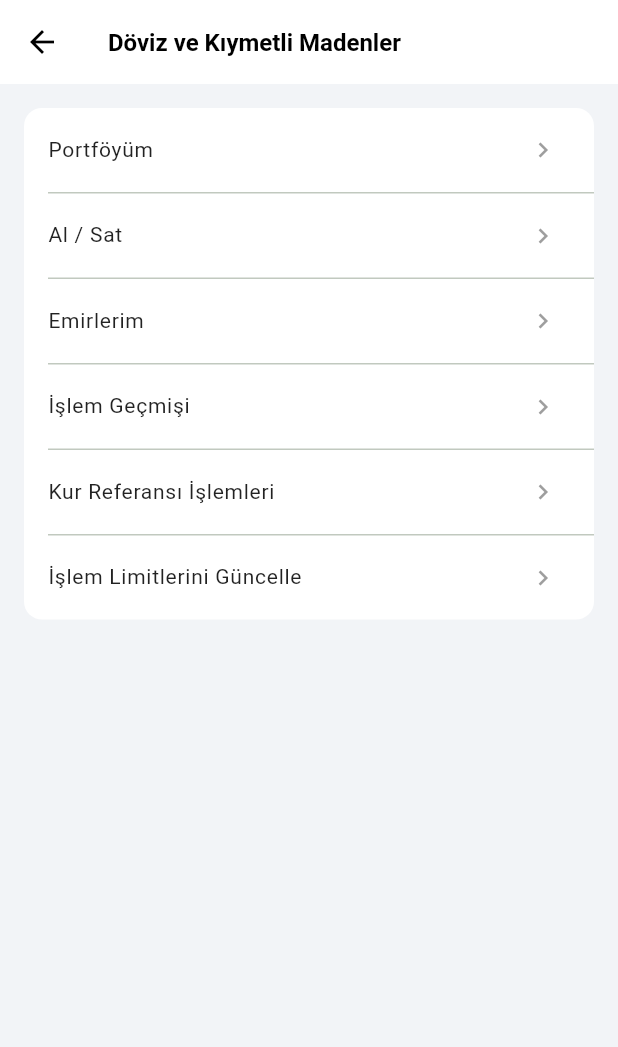
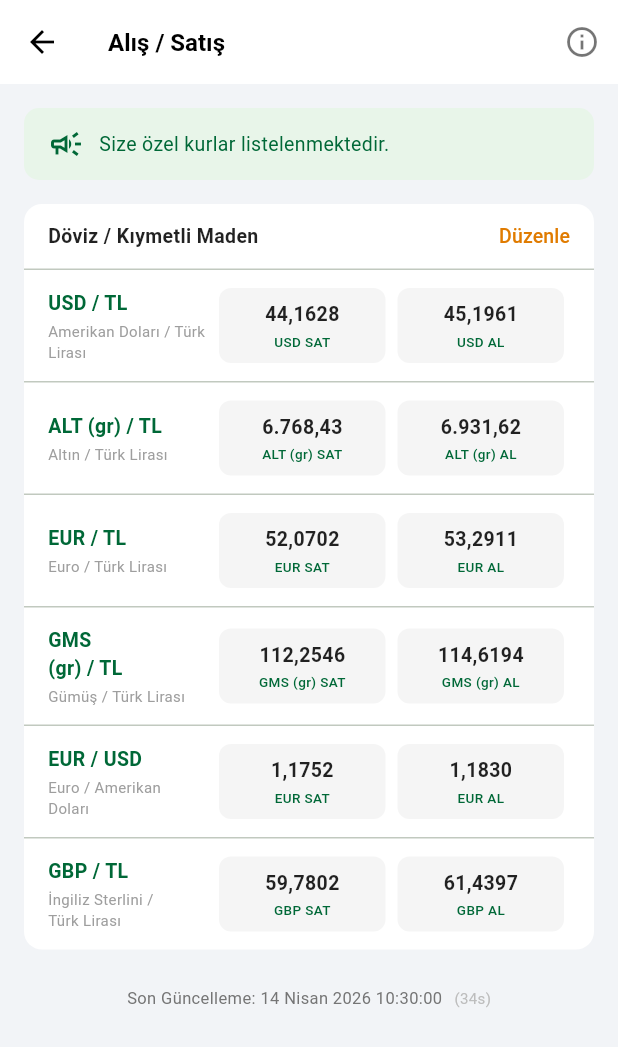
Before and after one commit to busrracnr/bankAPI, a Flutter app: the DovizKiymetliMadenlerScreen screen opened directly, after a tap on "Al / Sat", on a phone screen of 412 x 824 dp. Shown: the top 1047 px of the screen. Run offline on Flutter 3.47's test engine with Material 3 defaults, Android fonts, the phone set to English and light mode, and no system bars; our stand-ins replace flutter_riverpod.

Commit message:
feat: Alış/Satış ekranı eklendi, canlı güncelleme sayacı ile

```diff
--- /dev/null
+++ b/lib/source/investment/sub/alis_satis_screen.dart
@@ -0,0 +1,373 @@
+import 'dart:async';
+import 'dart:math';
+import 'package:flutter/material.dart';
+
+class _KurItem {
+  final String pair;
+  final String subtitle;
+  final String satLabel;
+  final String alLabel;
+  final String satValue;
+  final String alValue;
+
+  const _KurItem({
+    required this.pair,
+    required this.subtitle,
+    required this.satLabel,
+    required this.alLabel,
+    required this.satValue,
+    required this.alValue,
+  });
+}
+
+class AlisSatisScreen extends StatefulWidget {
+  const AlisSatisScreen({super.key});
+
+  @override
+  State<AlisSatisScreen> createState() => _AlisSatisScreenState();
+}
+
+class _AlisSatisScreenState extends State<AlisSatisScreen>
+    with SingleTickerProviderStateMixin {
+  static const Color _green = Color(0xFF006837);
+  static const Color _orange = Color(0xFFE07B00);
+
+  late DateTime _lastUpdate;
+  Timer? _tickTimer;
+  int _countdown = 0;
+  bool _justRefreshed = false;
+  late AnimationController _flashController;
+  late Animation<Color?> _flashColor;
+
+  @override
+  void initState() {
+    super.initState();
+    _lastUpdate = DateTime.now();
+    _flashController = AnimationController(
+      vsync: this,
+      duration: const Duration(milliseconds: 800),
+    );
+    _flashColor = ColorTween(
+      begin: const Color(0xFFB9F6CA),
+      end: Colors.transparent,
+    ).animate(CurvedAnimation(parent: _flashController, curve: Curves.easeOut));
+    _resetCountdown();
+    _tickTimer = Timer.periodic(const Duration(seconds: 1), _onTick);
+  }
+
+  void _resetCountdown() {
+    _countdown = 30 + Random().nextInt(11); // 30-40 saniye
+  }
+
+  void _onTick(Timer _) {
+    if (!mounted) return;
+    setState(() {
+      _countdown--;
+      if (_countdown <= 0) {
+        _lastUpdate = DateTime.now();
+        _justRefreshed = true;
+        _flashController.forward(from: 0).then((_) {
+          if (mounted) setState(() => _justRefreshed = false);
+        });
+        _resetCountdown();
+      }
+    });
+  }
+
+  @override
+  void dispose() {
+    _tickTimer?.cancel();
+    _flashController.dispose();
+    super.dispose();
+  }
+
+  String _formatDate(DateTime dt) {
+    const months = [
+      'Ocak', 'Şubat', 'Mart', 'Nisan', 'Mayıs', 'Haziran',
+      'Temmuz', 'Ağustos', 'Eylül', 'Ekim', 'Kasım', 'Aralık'
+    ];
+    final day = dt.day;
+    final month = months[dt.month - 1];
+    final year = dt.year;
+    final h = dt.hour.toString().padLeft(2, '0');
+    final m = dt.minute.toString().padLeft(2, '0');
+    final s = dt.second.toString().padLeft(2, '0');
+    return '$day $month $year $h:$m:$s';
+  }
+
+  static const List<_KurItem> _kurlar = [
+    _KurItem(
+      pair: 'USD / TL',
+      subtitle: 'Amerikan Doları / Türk Lirası',
+      satLabel: 'USD SAT',
+      alLabel: 'USD AL',
+      satValue: '44,1628',
+      alValue: '45,1961',
+    ),
+    _KurItem(
+      pair: 'ALT (gr) / TL',
+      subtitle: 'Altın / Türk Lirası',
+      satLabel: 'ALT (gr) SAT',
+      alLabel: 'ALT (gr) AL',
+      satValue: '6.768,43',
+      alValue: '6.931,62',
+    ),
+    _KurItem(
+      pair: 'EUR / TL',
+      subtitle: 'Euro / Türk Lirası',
+      satLabel: 'EUR SAT',
+      alLabel: 'EUR AL',
+      satValue: '52,0702',
+      alValue: '53,2911',
+    ),
+    _KurItem(
+      pair: 'GMS\n(gr) / TL',
+      subtitle: 'Gümüş / Türk Lirası',
+      satLabel: 'GMS (gr) SAT',
+      alLabel: 'GMS (gr) AL',
+      satValue: '112,2546',
+      alValue: '114,6194',
+    ),
+    _KurItem(
+      pair: 'EUR / USD',
+      subtitle: 'Euro / Amerikan\nDoları',
+      satLabel: 'EUR SAT',
+      alLabel: 'EUR AL',
+      satValue: '1,1752',
+      alValue: '1,1830',
+    ),
+    _KurItem(
+      pair: 'GBP / TL',
+      subtitle: 'İngiliz Sterlini /\nTürk Lirası',
+      satLabel: 'GBP SAT',
+      alLabel: 'GBP AL',
+      satValue: '59,7802',
+      alValue: '61,4397',
+    ),
+  ];
+
+  @override
+  Widget build(BuildContext context) {
+    return Scaffold(
+      backgroundColor: const Color(0xFFF2F4F7),
+      appBar: AppBar(
+        backgroundColor: Colors.white,
+        elevation: 0,
+        leading: const BackButton(color: Colors.black),
+        title: const Text(
+          'Alış / Satış',
+          style: TextStyle(fontSize: 16, color: Colors.black, fontWeight: FontWeight.bold),
+        ),
+        actions: [
+          IconButton(
+            icon: const Icon(Icons.info_outline, color: Colors.black54),
+            onPressed: () {},
+          ),
+        ],
+      ),
+      body: ListView(
+        padding: const EdgeInsets.all(16),
+        children: [
+          // Banner
+          Container(
+            padding: const EdgeInsets.symmetric(horizontal: 16, vertical: 12),
+            decoration: BoxDecoration(
+              color: const Color(0xFFE8F5E9),
+              borderRadius: BorderRadius.circular(10),
+            ),
+            child: Row(
+              children: const [
+                Icon(Icons.campaign_outlined, color: _green),
+                SizedBox(width: 10),
+                Expanded(
+                  child: Text(
+                    'Size özel kurlar listelenmektedir.',
+                    style: TextStyle(color: _green, fontSize: 13),
+                  ),
+                ),
+              ],
+            ),
+          ),
+          const SizedBox(height: 16),
+          // Kur listesi
+          Container(
+            decoration: BoxDecoration(
+              color: Colors.white,
+              borderRadius: BorderRadius.circular(12),
+            ),
+            child: Column(
+              children: [
+                // Başlık satırı
+                Padding(
+                  padding: const EdgeInsets.symmetric(horizontal: 16, vertical: 12),
+                  child: Row(
+                    children: [
+                      const Expanded(
+                        child: Text(
+                          'Döviz / Kıymetli Maden',
+                          style: TextStyle(fontSize: 13, fontWeight: FontWeight.w600, color: Colors.black87),
+                        ),
+                      ),
+                      TextButton(
+                        onPressed: () {},
+                        style: TextButton.styleFrom(
+                          minimumSize: Size.zero,
+                          padding: EdgeInsets.zero,
+                          tapTargetSize: MaterialTapTargetSize.shrinkWrap,
+                        ),
+                        child: const Text(
+                          'Düzenle',
+                          style: TextStyle(color: _orange, fontSize: 13, fontWeight: FontWeight.w500),
+                        ),
+                      ),
+                    ],
+                  ),
+                ),
+                const Divider(height: 1),
+                // Kur satırları
+                ..._kurlar.asMap().entries.map((entry) {
+                  final i = entry.key;
+                  final item = entry.value;
+                  return Column(
+                    children: [
+                      _buildKurRow(item),
+                      if (i < _kurlar.length - 1) const Divider(height: 1),
+                    ],
+                  );
+                }),
+              ],
+            ),
+          ),
+          const SizedBox(height: 16),
+          // Son güncelleme
+          AnimatedBuilder(
+            animation: _flashColor,
+            builder: (context, child) {
+              return Container(
+                padding: const EdgeInsets.symmetric(horizontal: 12, vertical: 8),
+                decoration: BoxDecoration(
+                  color: _justRefreshed
+                      ? (_flashColor.value ?? Colors.transparent)
+                      : Colors.transparent,
+                  borderRadius: BorderRadius.circular(8),
+                ),
+                child: child,
+              );
+            },
+            child: Row(
+              mainAxisAlignment: MainAxisAlignment.center,
+              children: [
+                if (_justRefreshed)
+                  const Padding(
+                    padding: EdgeInsets.only(right: 6),
+                    child: SizedBox(
+                      width: 11,
+                      height: 11,
+                      child: CircularProgressIndicator(
+                        strokeWidth: 1.5,
+                        color: Color(0xFF006837),
+                      ),
+                    ),
+                  ),
+                Text(
+                  'Son Güncelleme: ${_formatDate(_lastUpdate)}',
+                  style: TextStyle(
+                    fontSize: 11,
+                    color: _justRefreshed ? _green : Colors.grey.shade600,
+                    fontWeight: _justRefreshed ? FontWeight.w600 : FontWeight.normal,
+                  ),
+                ),
+                const SizedBox(width: 8),
+                Text(
+                  '(${_countdown}s)',
+                  style: TextStyle(fontSize: 10, color: Colors.grey.shade400),
+                ),
+              ],
+            ),
+          ),
+        ],
+      ),
+    );
+  }
+
+  Widget _buildKurRow(_KurItem item) {
+    return Padding(
+      padding: const EdgeInsets.symmetric(horizontal: 16, vertical: 12),
+      child: Row(
+        crossAxisAlignment: CrossAxisAlignment.center,
+        children: [
+          // Pair name + subtitle
+          SizedBox(
+            width: 110,
+            child: Column(
+              crossAxisAlignment: CrossAxisAlignment.start,
+              children: [
+                Text(
+                  item.pair,
+                  style: const TextStyle(
+                    fontSize: 13,
+                    fontWeight: FontWeight.bold,
+                    color: _green,
+                  ),
+                ),
+                const SizedBox(height: 2),
+                Text(
+                  item.subtitle,
+                  style: const TextStyle(fontSize: 10, color: Colors.grey),
+                ),
+              ],
+            ),
+          ),
+          // SAT
+          Expanded(
+            child: Container(
+              margin: const EdgeInsets.symmetric(horizontal: 4),
+              padding: const EdgeInsets.symmetric(vertical: 8, horizontal: 4),
+              decoration: BoxDecoration(
+                color: const Color(0xFFF5F5F5),
+                borderRadius: BorderRadius.circular(8),
+              ),
+              child: Column(
+                children: [
+                  Text(
+                    item.satValue,
+                    style: const TextStyle(fontSize: 13, fontWeight: FontWeight.w600, color: Colors.black87),
+                  ),
+                  const SizedBox(height: 2),
+                  Text(
+                    item.satLabel,
+                    style: const TextStyle(fontSize: 9, color: _green, fontWeight: FontWeight.w500),
+                  ),
+                ],
+              ),
+            ),
+          ),
+          // AL
+          Expanded(
+            child: Container(
+              margin: const EdgeInsets.symmetric(horizontal: 4),
+              padding: const EdgeInsets.symmetric(vertical: 8, horizontal: 4),
+              decoration: BoxDecoration(
+                color: const Color(0xFFF5F5F5),
+                borderRadius: BorderRadius.circular(8),
+              ),
+              child: Column(
+                children: [
+                  Text(
+                    item.alValue,
+                    style: const TextStyle(fontSize: 13, fontWeight: FontWeight.w600, color: Colors.black87),
+                  ),
+                  const SizedBox(height: 2),
+                  Text(
+                    item.alLabel,
+                    style: const TextStyle(fontSize: 9, color: _green, fontWeight: FontWeight.w500),
+                  ),
+                ],
+              ),
+            ),
+          ),
+        ],
+      ),
+    );
+  }
+}
--- a/lib/source/investment/sub/doviz_kiymetli_madenler_screen.dart
+++ b/lib/source/investment/sub/doviz_kiymetli_madenler_screen.dart
@@ -1,4 +1,6 @@
 import 'package:flutter/material.dart';
+import 'alis_satis_screen.dart';
+import 'doviz_portfoy_screen.dart';
 
 class DovizKiymetliMadenlerScreen extends StatelessWidget {
   const DovizKiymetliMadenlerScreen({super.key});
@@ -21,17 +23,17 @@ class DovizKiymetliMadenlerScreen extends StatelessWidget {
             decoration: BoxDecoration(color: Colors.white, borderRadius: BorderRadius.circular(12)),
             child: Column(
               children: [
-                _item("Portföyüm"),
+                _item(context, "Portföyüm", onTap: () => Navigator.push(context, MaterialPageRoute(builder: (_) => const DovizPortfoyScreen()))),
                 _divider(),
-                _item("Al / Sat"),
+                _item(context, "Al / Sat", onTap: () => Navigator.push(context, MaterialPageRoute(builder: (_) => const AlisSatisScreen()))),
                 _divider(),
-                _item("Emirlerim"),
+                _item(context, "Emirlerim"),
                 _divider(),
-                _item("İşlem Geçmişi"),
+                _item(context, "İşlem Geçmişi"),
                 _divider(),
-                _item("Kur Referansı İşlemleri"),
+                _item(context, "Kur Referansı İşlemleri"),
                 _divider(),
-                _item("İşlem Limitlerini Güncelle"),
+                _item(context, "İşlem Limitlerini Güncelle"),
               ],
             ),
           ),
@@ -40,11 +42,11 @@ class DovizKiymetliMadenlerScreen extends StatelessWidget {
     );
   }
 
-  Widget _item(String title) {
+  Widget _item(BuildContext context, String title, {VoidCallback? onTap}) {
     return ListTile(
       title: Text(title, style: const TextStyle(fontSize: 14, color: Colors.black87)),
       trailing: const Icon(Icons.chevron_right, color: Colors.grey, size: 20),
-      onTap: () {},
+      onTap: onTap ?? () {},
     );
   }
 
```
Also changed, not shown: lib/source/investment/sub/doviz_portfoy_screen.dart (added, +173 -0 lines).
